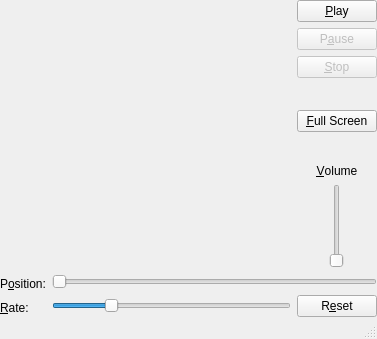
First picture: the form in ui/win32/mainwindow.ui, repository Taro3/linux_mp4_test, before the edit.
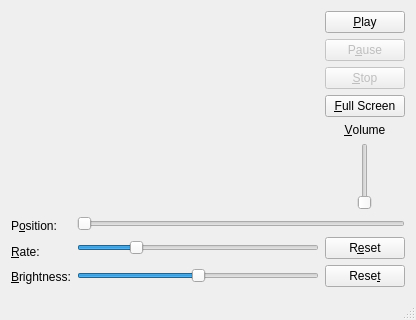
Second picture: the form after the edit.

Commit message:
Win32用明るさスライダー追加
Win32用の動画の明るさスライダー処理追加。

What changed in the file:
```diff
--- a/ui/win32/mainwindow.ui
+++ b/ui/win32/mainwindow.ui
@@ -6,8 +6,8 @@
    <rect>
     <x>0</x>
     <y>0</y>
-    <width>377</width>
-    <height>339</height>
+    <width>416</width>
+    <height>320</height>
    </rect>
   </property>
   <property name="windowTitle">
@@ -15,18 +15,6 @@
   </property>
   <widget class="QWidget" name="centralWidget">
    <layout class="QVBoxLayout" name="verticalLayout_6">
-    <property name="leftMargin">
-     <number>0</number>
-    </property>
-    <property name="topMargin">
-     <number>0</number>
-    </property>
-    <property name="rightMargin">
-     <number>0</number>
-    </property>
-    <property name="bottomMargin">
-     <number>0</number>
-    </property>
     <item>
      <layout class="QHBoxLayout" name="horizontalLayout_2">
       <item>
@@ -188,6 +176,16 @@
           </property>
          </widget>
         </item>
+        <item>
+         <widget class="QLabel" name="labelBrightness">
+          <property name="text">
+           <string>&amp;Brightness:</string>
+          </property>
+          <property name="buddy">
+           <cstring>horizontalSliderBrightness</cstring>
+          </property>
+         </widget>
+        </item>
        </layout>
       </item>
       <item>
@@ -241,6 +239,33 @@
           </item>
          </layout>
         </item>
+        <item>
+         <layout class="QHBoxLayout" name="horizontalLayout_5">
+          <item>
+           <widget class="QSlider" name="horizontalSliderBrightness">
+            <property name="minimum">
+             <number>-100</number>
+            </property>
+            <property name="maximum">
+             <number>100</number>
+            </property>
+            <property name="orientation">
+             <enum>Qt::Horizontal</enum>
+            </property>
+            <property name="invertedControls">
+             <bool>true</bool>
+            </property>
+           </widget>
+          </item>
+          <item>
+           <widget class="QPushButton" name="pushButtonResetBrightness">
+            <property name="text">
+             <string>Rese&amp;t</string>
+            </property>
+           </widget>
+          </item>
+         </layout>
+        </item>
        </layout>
       </item>
      </layout>
```
The commit also changes 2 other files.
